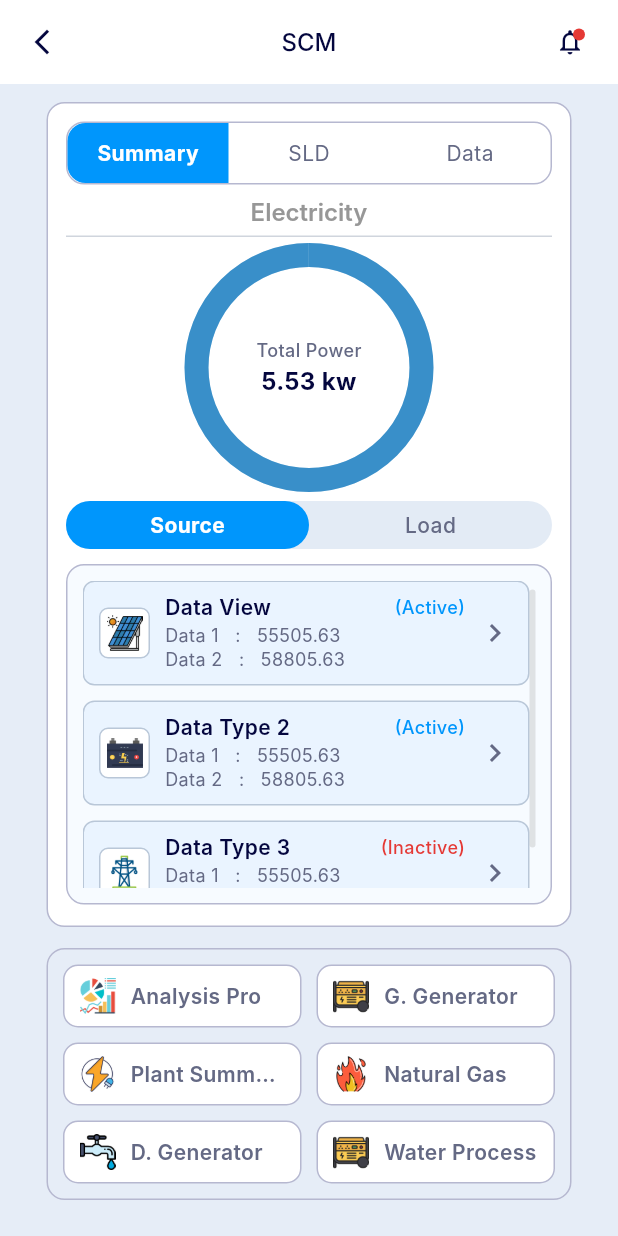
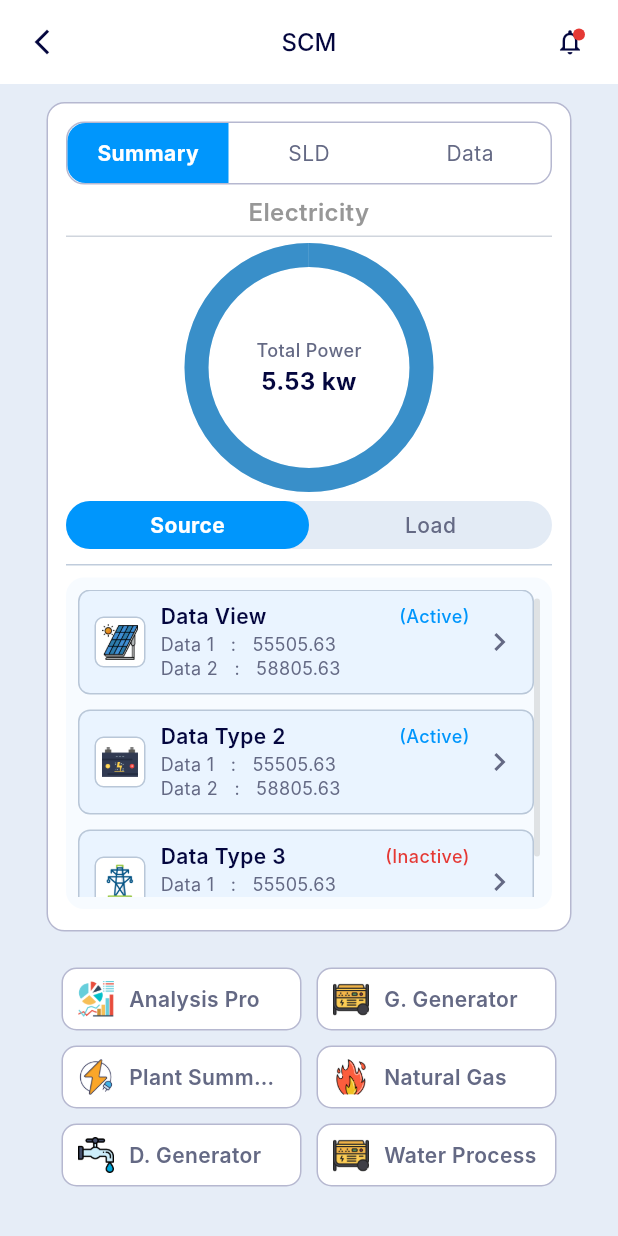
Before and after one commit to abusayed310278/scube, a Flutter app: the DashboardScreen screen opened directly, on a phone screen of 412 x 824 dp. Run offline on Flutter 3.47's test engine with Material 3 defaults, Android fonts, the phone set to English and light mode, and no system bars; our stand-ins replace dartz, dio, flutter_secure_storage, image_picker, socket_io_client; accounts and stored records are empty; Roboto replaces fonts that are missing (Inter).

Commit message:
final code

```diff
--- a/lib/module/Dashboard/ui/view/dashboard/dashboard_screen.dart
+++ b/lib/module/Dashboard/ui/view/dashboard/dashboard_screen.dart
@@ -60,7 +60,6 @@ class _DashboardScreenState extends State<DashboardScreen> {
         d2: '58805.63',
         onTap: () {},
       ),
-      // If you add more tiles later, it will scroll safely.
     ];
 
     return Scaffold(
@@ -84,9 +83,8 @@ class _DashboardScreenState extends State<DashboardScreen> {
           style: TextStyle(
             fontFamily: 'Inter',
             fontSize: 16,
-            fontWeight: FontWeight.w500, // Medium
-            height: 1.5, // 24/16
-            letterSpacing: 0,
+            fontWeight: FontWeight.w500,
+            height: 1.5,
             color: _Ui.title,
           ),
         ),
@@ -154,7 +152,6 @@ class _DashboardScreenState extends State<DashboardScreen> {
                                 fontSize: 16,
                                 fontWeight: FontWeight.w600,
                                 height: 1.0,
-                                letterSpacing: 0,
                                 color: _Ui.electricity,
                               ),
                             ),
@@ -174,23 +171,27 @@ class _DashboardScreenState extends State<DashboardScreen> {
                               selectedIndex: sourceTabIndex,
                               onChanged: (i) => setState(() => sourceTabIndex = i),
                             ),
+
+                            // ✅ ADD THIS DIVIDER (requested)
                             const SizedBox(height: 10),
+                            const _SoftDivider(),
+                            const SizedBox(height: 8),
 
-                            // ✅ RED AREA (Scrollable) — small right gap, no overflow
+                            // ✅ RED AREA (Scrollable) + ✅ NO OUTER BORDER (requested)
                             _ListContainer(
                               child: SizedBox(
-                                height: 205, // adjust if you want (190~220)
+                                height: 205,
                                 child: RawScrollbar(
                                   controller: _tilesCtrl,
                                   thumbVisibility: true,
                                   thickness: 4,
                                   radius: const Radius.circular(6),
-                                  crossAxisMargin: 0, // ✅ smallest gap
+                                  crossAxisMargin: 0, // tiny gap
                                   mainAxisMargin: 6,
                                   child: ListView.separated(
                                     controller: _tilesCtrl,
-                                    primary: false, // ✅ important in nested scroll
-                                    padding: const EdgeInsets.only(right: 4), // ✅ tiny space only
+                                    primary: false,
+                                    padding: const EdgeInsets.only(right: 4), // only space for thumb
                                     itemCount: tiles.length,
                                     separatorBuilder: (_, __) => const SizedBox(height: 10),
                                     itemBuilder: (context, i) => _DataTile(model: tiles[i]),
@@ -253,6 +254,9 @@ class _Ui {
   static const red = Color(0xFFE53935);
 
   static const cardBg = Colors.white;
+
+  // List background (inside card)
+  static const listBg = Color(0xFFF7FBFF);
 }
 
 /* -------------------- models -------------------- */
@@ -388,6 +392,21 @@ class _TopTabButton extends StatelessWidget {
           ),
         ),
       ),
+    );
+  }
+}
+
+/* -------------------- Divider under Segment (requested) -------------------- */
+
+class _SoftDivider extends StatelessWidget {
+  const _SoftDivider();
+
+  @override
+  Widget build(BuildContext context) {
+    return Container(
+      height: 1,
+      width: double.infinity,
+      color: _Ui.borderSoft.withOpacity(0.9),
     );
   }
 }
@@ -531,7 +550,7 @@ class _SegmentButton extends StatelessWidget {
   }
 }
 
-/* -------------------- List Container -------------------- */
+/* -------------------- List Container (NO BORDER) -------------------- */
 
 class _ListContainer extends StatelessWidget {
   const _ListContainer({required this.child});
@@ -540,18 +559,19 @@ class _ListContainer extends StatelessWidget {
   @override
   Widget build(BuildContext context) {
     return Container(
+      // ✅ removed Border.all(...) so left/right border lines disappear
       decoration: BoxDecoration(
-        color: const Color(0xFFF7FBFF),
+        color: _Ui.listBg,
         borderRadius: BorderRadius.circular(12),
-        border: Border.all(color: _Ui.border, width: 1),
       ),
-      padding: const EdgeInsets.all(10),
+      // keep small padding like figma
+      padding: const EdgeInsets.fromLTRB(8, 8, 8, 8),
       child: child,
     );
   }
 }
 
-/* -------------------- Data Tile (NO OVERFLOW) -------------------- */
+/* -------------------- Data Tile -------------------- */
 
 class _DataTile extends StatelessWidget {
   const _DataTile({required this.model});
@@ -588,8 +608,6 @@ class _DataTile extends StatelessWidget {
                 ),
               ),
               const SizedBox(width: 10),
-
-              // ✅ Flexible column so it NEVER overflows
               Expanded(
                 child: Column(
                   mainAxisSize: MainAxisSize.min,
@@ -655,7 +673,6 @@ class _DataTile extends StatelessWidget {
                   ],
                 ),
               ),
-
               const SizedBox(width: 8),
               const Icon(Icons.chevron_right, color: _Ui.textGrey),
             ],
@@ -682,9 +699,11 @@ class _BottomGrid extends StatelessWidget {
   @override
   Widget build(BuildContext context) {
     return Container(
+      // ✅ OUTER BORDER REMOVED
       decoration: BoxDecoration(
+        color: Colors.transparent,
         borderRadius: BorderRadius.circular(12),
-        border: Border.all(color: _Ui.border, width: 1),
+        // border: Border.all(color: _Ui.border, width: 1),  // ❌ removed
       ),
       padding: const EdgeInsets.all(10),
       child: LayoutBuilder(
@@ -707,7 +726,7 @@ class _BottomGrid extends StatelessWidget {
                     decoration: BoxDecoration(
                       color: Colors.white,
                       borderRadius: BorderRadius.circular(10),
-                      border: Border.all(color: _Ui.border, width: 1),
+                      border: Border.all(color: _Ui.border, width: 1), // ✅ keep item border
                     ),
                     padding: const EdgeInsets.symmetric(horizontal: 10),
                     child: Row(
```
